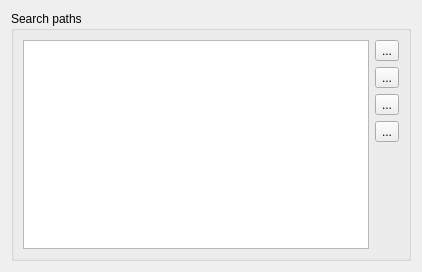
ryzom/ryzomcore, file code/nel/tools/3d/object_viewer_qt/src/plugins/core/search_paths_settings_page.ui: the form before one commit.
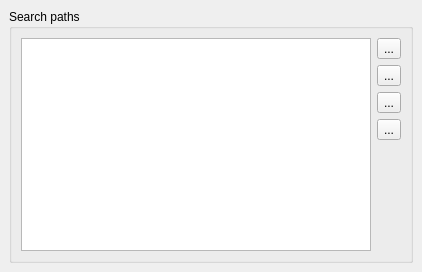
The form after the commit. Icons and pictures are not drawn.

What changed in the file:
```diff
--- a/code/nel/tools/3d/object_viewer_qt/src/plugins/core/search_paths_settings_page.ui
+++ b/code/nel/tools/3d/object_viewer_qt/src/plugins/core/search_paths_settings_page.ui
@@ -14,6 +14,9 @@
    <string>Form</string>
   </property>
   <layout class="QGridLayout" name="gridLayout">
+   <property name="margin">
+    <number>9</number>
+   </property>
    <item row="0" column="0">
     <widget class="QGroupBox" name="searchPathsGroupBox">
      <property name="title">
```
